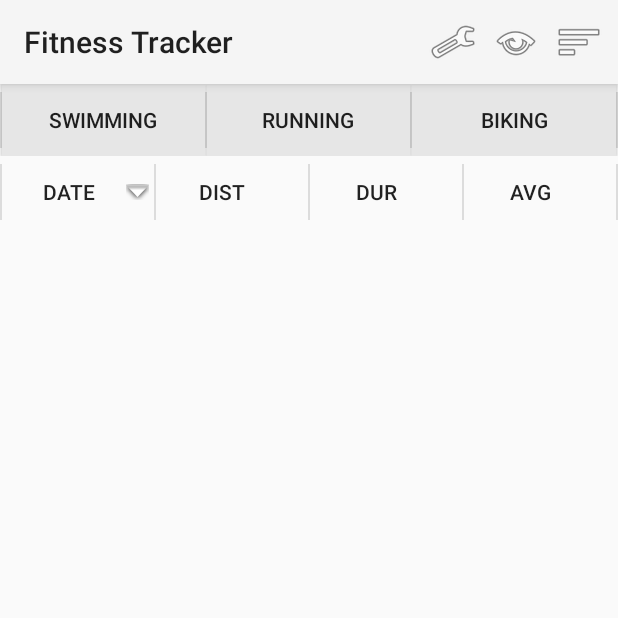
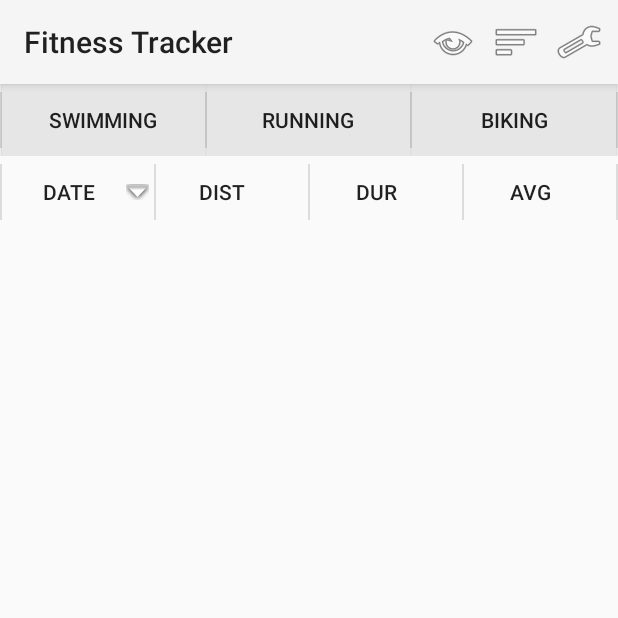
Before and after one commit to punishermalade/FitnessTracker, an Android app: the screen it shows after launch (MainActivity), after a tap on an icon or button, on a phone screen of 412 x 824 dp, the top half of it. Run offline under Robolectric (Android 15) with nearby library versions, the phone set to English and light mode, and no system bars; 2 other taps on this screen came first.

```diff
--- a/app/src/main/java/com/punisher/fitnesstracker/fragment/SettingsFragement.java
+++ b/app/src/main/java/com/punisher/fitnesstracker/fragment/SettingsFragement.java
@@ -1,14 +1,12 @@
 package com.punisher.fitnesstracker.fragment;
-
 
 import android.os.Bundle;
 import android.preference.PreferenceFragment;
-import android.support.v7.widget.Toolbar;
-
 import com.punisher.fitnesstracker.R;
 
 /**
- * Created by punisher on 2016-04-18.
+ * represents a SettingsFragment that can be used in any other activities. This method follows the
+ * Android development guidelines
  */
 public class SettingsFragement extends PreferenceFragment {
 
--- a/app/src/main/res/layout/activity_main.xml
+++ b/app/src/main/res/layout/activity_main.xml
@@ -22,6 +22,15 @@
             app:popupTheme="@style/ThemeOverlay.AppCompat.Light">
 
             <ImageButton
+                android:id="@+id/toolbar_settings_button"
+                android:layout_width="wrap_content"
+                android:layout_height="match_parent"
+                android:layout_gravity="right"
+                android:layout_marginRight="10dp"
+                android:background="@android:color/transparent"
+                android:src="@android:drawable/ic_menu_preferences"/>
+
+            <ImageButton
                 android:id="@+id/toolbar_sort_button"
                 android:layout_width="wrap_content"
                 android:layout_height="match_parent"
@@ -39,14 +48,7 @@
                 android:background="@android:color/transparent"
                 android:src="@android:drawable/ic_menu_view"/>
 
-            <ImageButton
-                android:id="@+id/toolbar_settings_button"
-                android:layout_width="wrap_content"
-                android:layout_height="match_parent"
-                android:layout_gravity="right"
-                android:layout_marginRight="10dp"
-                android:background="@android:color/transparent"
-                android:src="@android:drawable/ic_menu_preferences"/>
+
 
 
 
--- a/app/src/main/res/values/strings.xml
+++ b/app/src/main/res/values/strings.xml
@@ -38,6 +38,9 @@
 
     <string name="dialog_clear_db_confirmation">All data will be lost. Continue?</string>
     <string name="dialog_import_db_confirmation">Current data will be replaced by a backup database. Continue?</string>
+    <string name="dialog_clear_db_completed">The database has been cleared</string>
+    <string name="dialog_import_db_completed">A new database has been imported</string>
+    <string name="dialog_export_db_completed">The current database has been exported</string>
 
     <string name="dialog_activity_action_delete_title">Delete Activity</string>
     <string name="dialog_activity_action_delete">Are you sure you want to delete this activity?</string>
```
Also changed, not shown: app/src/main/java/com/punisher/fitnesstracker/MainActivity.java (+0 -19 lines), app/src/main/java/com/punisher/fitnesstracker/SettingsActivity.java (+2 -5 lines), app/src/main/java/com/punisher/fitnesstracker/preference/DatabaseClearPreference.java (+9 -11 lines), app/src/main/java/com/punisher/fitnesstracker/preference/DatabaseExportPreference.java (+8 -2 lines), app/src/main/java/com/punisher/fitnesstracker/preference/DatabaseImportPreference.java (+9 -6 lines), app/src/main/java/com/punisher/fitnesstracker/preference/DatabasePreference.java (+44 -1 lines).
